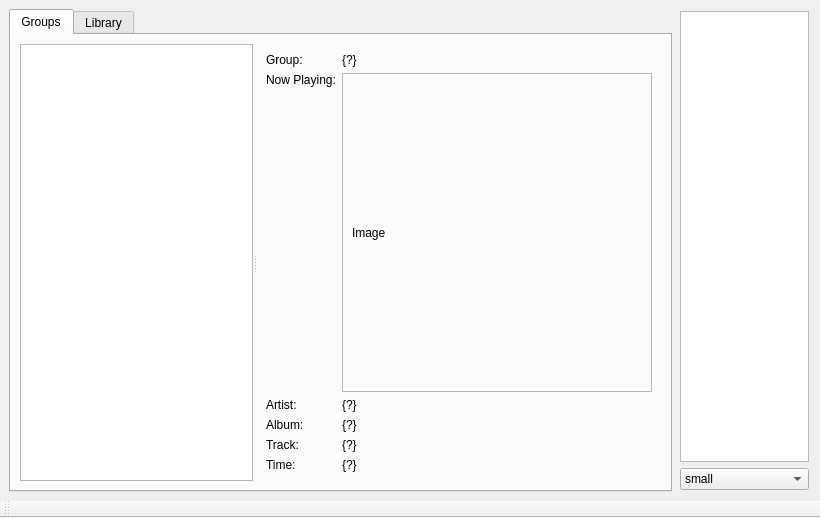
Before: the Qt Designer form main_interface.ui in aglavic/sonos_library_browser, drawn with Qt 5.
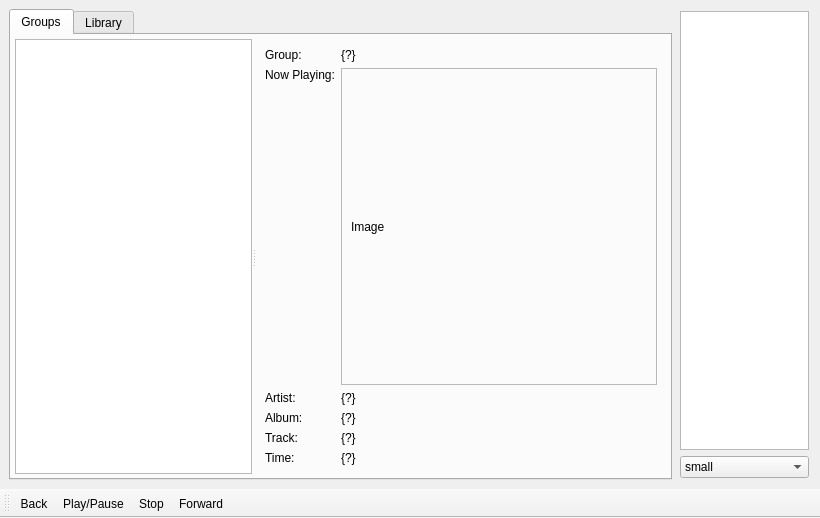
After: the same form once the commit is applied. Custom widgets are drawn as their Qt base class.

Commit message: Autoscale Library to fit window width, keep aspec in playing art

```diff
--- a/main_interface.ui
+++ b/main_interface.ui
@@ -31,6 +31,18 @@
         <string>Groups</string>
        </attribute>
        <layout class="QVBoxLayout" name="verticalLayout_4">
+        <property name="leftMargin">
+         <number>4</number>
+        </property>
+        <property name="topMargin">
+         <number>4</number>
+        </property>
+        <property name="rightMargin">
+         <number>4</number>
+        </property>
+        <property name="bottomMargin">
+         <number>4</number>
+        </property>
         <item>
          <widget class="QSplitter" name="splitter">
           <property name="orientation">
@@ -44,6 +56,18 @@
             </sizepolicy>
            </property>
            <layout class="QVBoxLayout" name="verticalLayout_2">
+            <property name="leftMargin">
+             <number>0</number>
+            </property>
+            <property name="topMargin">
+             <number>0</number>
+            </property>
+            <property name="rightMargin">
+             <number>0</number>
+            </property>
+            <property name="bottomMargin">
+             <number>0</number>
+            </property>
             <item>
              <widget class="QListWidget" name="groupList">
               <property name="selectionBehavior">
@@ -80,7 +104,13 @@
               </property>
               <layout class="QVBoxLayout" name="verticalLayout_3">
                <item>
-                <widget class="QLabel" name="NowPlayingArt">
+                <widget class="AlbumArtworkLabel" name="NowPlayingArt">
+                 <property name="sizePolicy">
+                  <sizepolicy hsizetype="Expanding" vsizetype="Expanding">
+                   <horstretch>0</horstretch>
+                   <verstretch>0</verstretch>
+                  </sizepolicy>
+                 </property>
                  <property name="text">
                   <string>Image</string>
                  </property>
@@ -329,8 +359,44 @@
    <attribute name="toolBarBreak">
     <bool>false</bool>
    </attribute>
+   <addaction name="actionBack"/>
+   <addaction name="actionPlay_Pause"/>
+   <addaction name="actionStop"/>
+   <addaction name="actionForward"/>
   </widget>
+  <action name="actionBack">
+   <property name="text">
+    <string>Back</string>
+   </property>
+  </action>
+  <action name="actionPlay_Pause">
+   <property name="text">
+    <string>Play/Pause</string>
+   </property>
+  </action>
+  <action name="actionForward">
+   <property name="text">
+    <string>Forward</string>
+   </property>
+  </action>
+  <action name="actionStop">
+   <property name="text">
+    <string>Stop</string>
+   </property>
+  </action>
  </widget>
+ <customwidgets>
+  <customwidget>
+   <class>AlbumArtworkLabel</class>
+   <extends>QLabel</extends>
+   <header location="global">simple_widgets.h</header>
+  </customwidget>
+  <customwidget>
+   <class>LibraryView</class>
+   <extends>QGraphicsView</extends>
+   <header location="global">simple_widgets.h</header>
+  </customwidget>
+ </customwidgets>
  <resources/>
  <connections>
   <connection>
```
Left out of the diff: 94 changed lines with no effect on the pictures. The commit also changes 3 other files.
